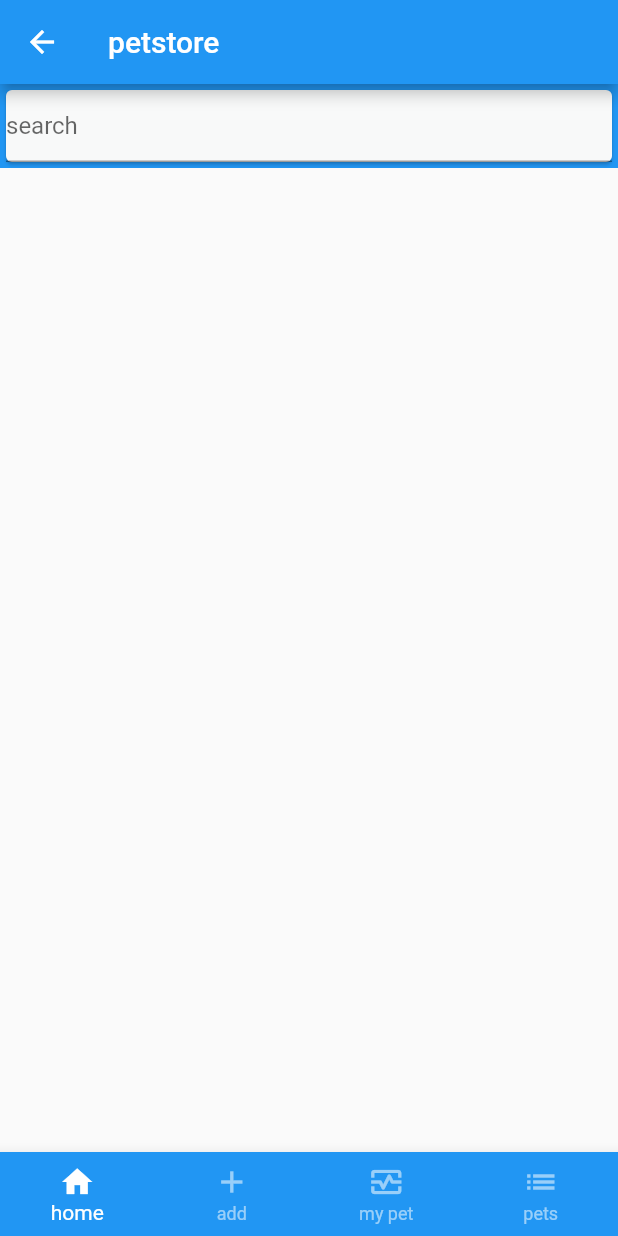
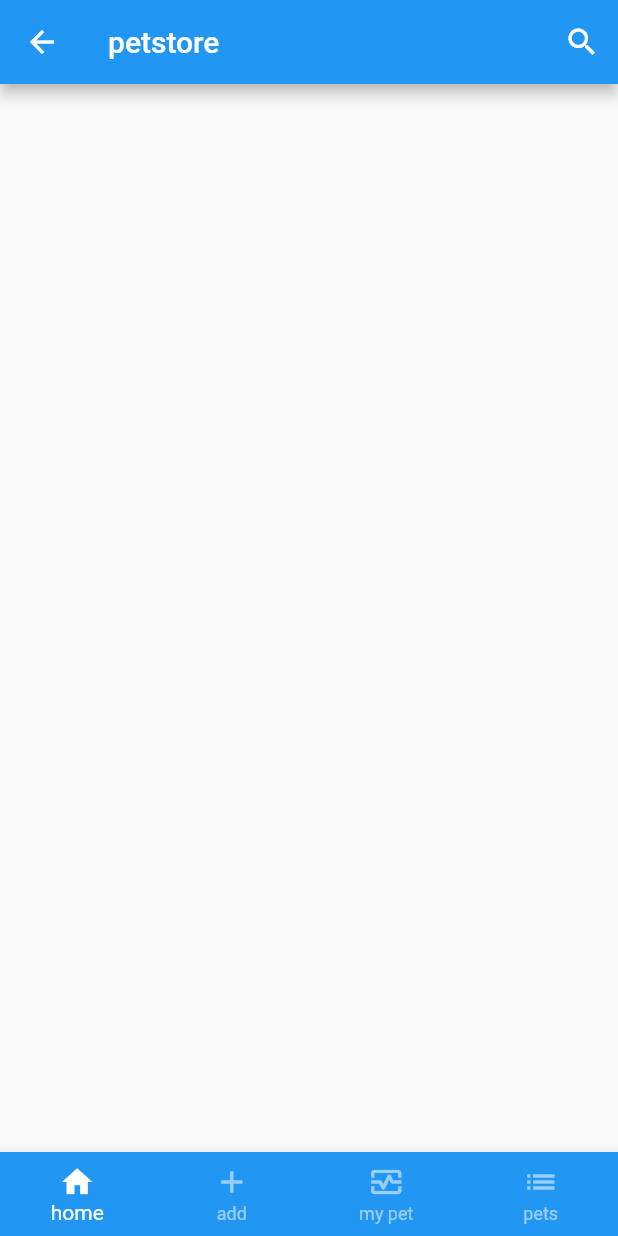
Before and after one commit to INTERNS-LXI-TECHNOLOGIES/FlutterWorkshop, a Flutter app: the screen it shows after launch, on a phone screen of 412 x 824 dp. Run offline on Flutter 3.47's test engine with Material 2 defaults, Android fonts, the light colour scheme and no system bars; our stand-ins replace bloc, built_collection, built_value, dio, flutter_bloc.

Commit message:
search using searchDelegate

```diff
--- a/pet_store/lib/screens/home_screen.dart
+++ b/pet_store/lib/screens/home_screen.dart
@@ -24,22 +24,53 @@ class _HomeScreenState extends State<HomeScreen> {
     return Scaffold(
       appBar: AppBar(
         title: Text('petstore'),
+        actions: [
+          IconButton(
+              onPressed: () {
+                showSearch(context: context, delegate: CustumSearchhDelegate());
+              },
+              icon: Icon(Icons.search))
+        ],
       ),
       body: SingleChildScrollView(
         child: Column(
-          children: [
-            // SizedBox(
-            //   height: 50,
-            // ),
-            searchBox(context),
-            searchList(),
-          ],
+          children: const [],
         ),
       ),
     );
   }
 
-  BlocBuilder<PetsBloc, PetsState> searchList() {
+  //sizedbox for textfield
+
+}
+
+class CustumSearchhDelegate extends SearchDelegate {
+  @override
+  List<Widget>? buildActions(BuildContext context) {
+    return [
+      IconButton(
+          onPressed: () {
+            query = '';
+          },
+          icon: Icon(Icons.clear))
+    ];
+    //return null;
+  }
+
+  @override
+  Widget? buildLeading(BuildContext context) {
+    return IconButton(
+        onPressed: () {
+          close(context, null);
+        },
+        icon: Icon(Icons.arrow_back));
+
+    //return null;
+  }
+
+  @override
+  Widget buildResults(BuildContext context) {
+    BlocProvider.of<PetsBloc>(context).add(SearchPet('available', query));
     return BlocBuilder<PetsBloc, PetsState>(builder: (context, state) {
       if (state.petList.isNotEmpty) {
         return ListView.builder(
@@ -63,31 +94,29 @@ class _HomeScreenState extends State<HomeScreen> {
     });
   }
 
-  //sizedbox for textfield
-  Container searchBox(BuildContext context) {
-    return Container(
-      width: MediaQuery.of(context).size.width,
-      decoration: BoxDecoration(color: Colors.blue),
-      child: Card(
-        color: Color.fromARGB(255, 248, 249, 249),
-        child: TextField(
-          controller: searchController,
-          decoration: const InputDecoration(
-              border: UnderlineInputBorder(
-                borderSide: BorderSide(width: 500),
-              ),
-              // labelText: 'search',
-              hintText: 'search',
-              hintStyle: TextStyle(),
-              fillColor: Colors.blueAccent
-              //suffixIcon: Icons(iconsse),
-              ),
-          onChanged: (value) {
-            BlocProvider.of<PetsBloc>(context)
-                .add(SearchPet('available', searchController.text));
-          },
-        ),
-      ),
-    );
+  @override
+  Widget buildSuggestions(BuildContext context) {
+    BlocProvider.of<PetsBloc>(context).add(SearchPet('available', query));
+    return BlocBuilder<PetsBloc, PetsState>(builder: (context, state) {
+      if (state.petList.isNotEmpty) {
+        return ListView.builder(
+          shrinkWrap: true,
+          itemCount: state.petList.length,
+          itemBuilder: (context, i) => ListTile(
+            title: Text(state.petList[i].name!),
+            onTap: () {
+              Navigator.push(
+                context,
+                MaterialPageRoute(
+                  builder: (context) => PetDetails(pet: state.petList[i]),
+                ),
+              );
+            },
+          ),
+        );
+      } else {
+        return const SizedBox.shrink();
+      }
+    });
   }
 }
```
